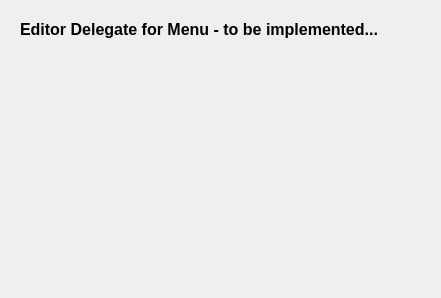
Old version of the form editordelegate.ui in the repository PLLUG-Community-C-Qt-Roadmap/CafeMenuEditor.
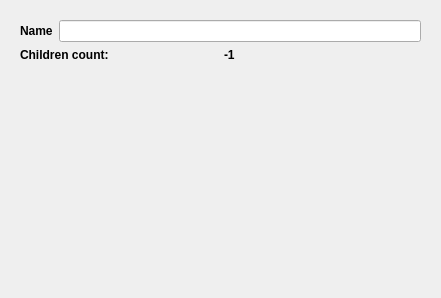
New version of the form.

Commit message: Editor delegate for menu implemented

Diff of the .ui file:
```diff
--- a/editordelegate.ui
+++ b/editordelegate.ui
@@ -81,11 +81,55 @@
      <widget class="QWidget" name="pageMenu">
       <layout class="QVBoxLayout" name="verticalLayout_2">
        <item>
-        <widget class="QLabel" name="label">
-         <property name="text">
-          <string>&lt;html&gt;&lt;head/&gt;&lt;body&gt;&lt;p&gt;&lt;span style=&quot; font-size:12pt; font-weight:600;&quot;&gt;Editor Delegate for Menu - to be implemented...&lt;/span&gt;&lt;/p&gt;&lt;/body&gt;&lt;/html&gt;</string>
-         </property>
-        </widget>
+        <layout class="QHBoxLayout" name="horizontalLayout_4">
+         <item>
+          <widget class="QLabel" name="menuNameLabel">
+           <property name="font">
+            <font>
+             <weight>75</weight>
+             <bold>true</bold>
+             <kerning>true</kerning>
+            </font>
+           </property>
+           <property name="text">
+            <string>Name</string>
+           </property>
+          </widget>
+         </item>
+         <item>
+          <widget class="QLineEdit" name="menuNameLineEdit"/>
+         </item>
+        </layout>
+       </item>
+       <item>
+        <layout class="QHBoxLayout" name="horizontalLayout_5">
+         <item>
+          <widget class="QLabel" name="menuChildrenLabel">
+           <property name="font">
+            <font>
+             <weight>75</weight>
+             <bold>true</bold>
+            </font>
+           </property>
+           <property name="text">
+            <string>Children count:</string>
+           </property>
+          </widget>
+         </item>
+         <item>
+          <widget class="QLabel" name="menuChildrenCount">
+           <property name="font">
+            <font>
+             <weight>75</weight>
+             <bold>true</bold>
+            </font>
+           </property>
+           <property name="text">
+            <string>-1</string>
+           </property>
+          </widget>
+         </item>
+        </layout>
        </item>
        <item>
         <spacer name="verticalSpacer_2">
```
Left out of the diff: 5 changed lines with no effect on the pictures. The commit also changes 2 other files.
